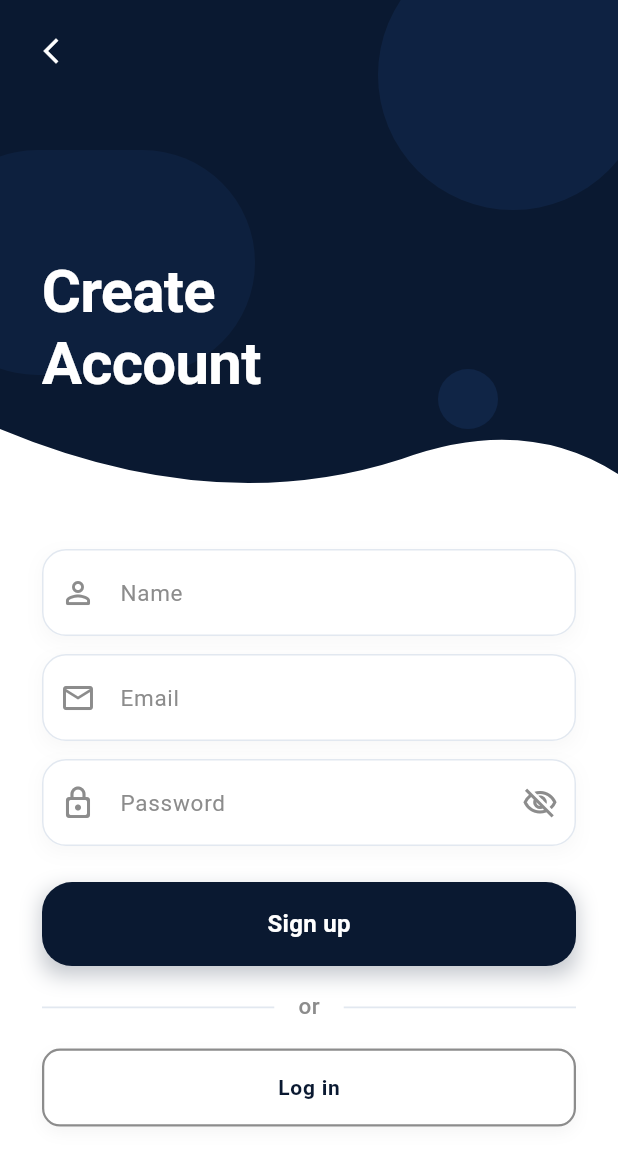
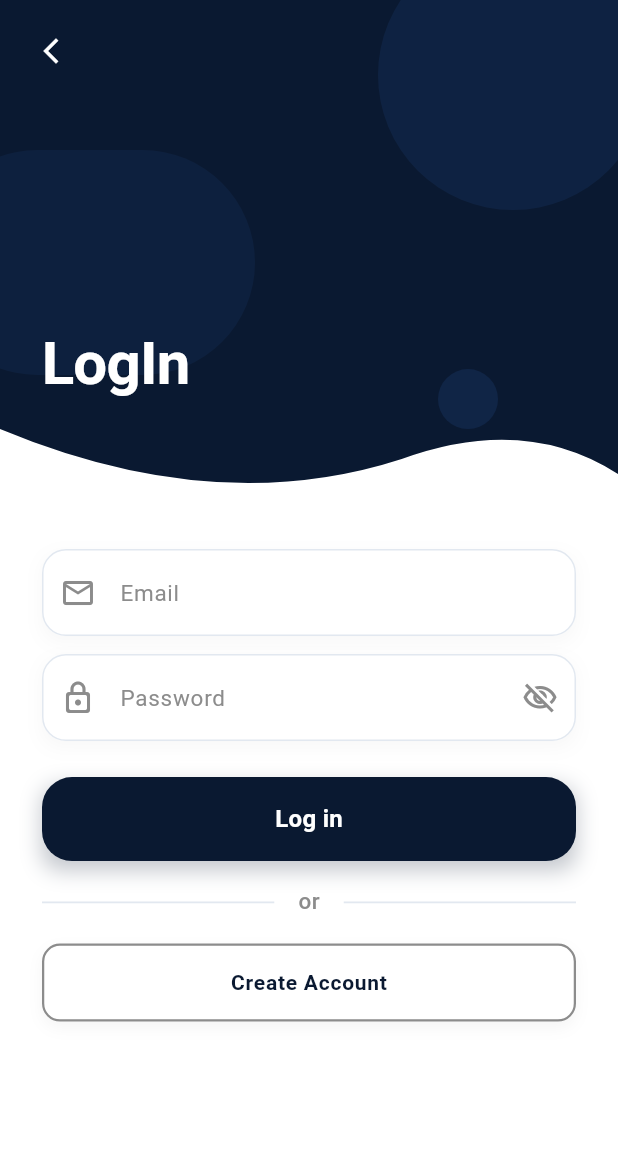
Before and after one commit to Alper-Bilgin/VBT-AuthenticationSystemProject, a Flutter app: the screen it shows after launch, on a phone screen of 412 x 824 dp. Shown: the top 1166 px of the screen. Run offline on Flutter 3.47's test engine with Material 3 defaults, Android fonts, the phone set to English and light mode, and no system bars; our stand-ins replace flutter_riverpod, go_router.

Commit message:
Update Login Screen

```diff
--- a/mobile/lib/features/authentication/presentation/screens/login_screen.dart
+++ b/mobile/lib/features/authentication/presentation/screens/login_screen.dart
@@ -131,12 +131,12 @@ class _LoginScreenState extends State<LoginScreen> {
                       ),
                     ),
                   ),
-                  // Sola Dayalı "Create Account" Başlığı
+                  // Sola Dayalı Başlık
                   Positioned(
                     bottom: 80,
                     left: 28,
                     child: Text(
-                      "Create\nAccount",
+                      "LogIn",
                       style: AppTextStyles.headlineLarge.copyWith(
                         color: AppColors.textOnPrimary,
                         fontWeight: FontWeight.bold,
@@ -166,7 +166,7 @@ class _LoginScreenState extends State<LoginScreen> {
                     const SizedBox(height: 10),
 
                     // 1. NAME FIELD (Gölge ve Derinlik Eklendi)
-                    Container(
+                   /* Container(
                       decoration: BoxDecoration(
                         borderRadius: BorderRadius.circular(12),
                         boxShadow: [
@@ -190,7 +190,7 @@ class _LoginScreenState extends State<LoginScreen> {
                         },
                       ),
                     ),
-                    const SizedBox(height: AppSpacing.md),
+                    const SizedBox(height: AppSpacing.md),*/
 
                     // 2. EMAIL FIELD (Gölge ve Derinlik Eklendi)
                     Container(
@@ -278,7 +278,7 @@ class _LoginScreenState extends State<LoginScreen> {
                         ],
                       ),
                       child: PrimaryButton(
-                        text: "Sign up",
+                        text: "Log in",
                         onPressed: _login,
                         isLoading: _controller.isLoading,
                       ),
@@ -343,7 +343,7 @@ class _LoginScreenState extends State<LoginScreen> {
                           elevation: 0,
                         ),
                         child: Text(
-                          "Log in",
+                          "Create Account",
                           style: AppTextStyles.labelMedium.copyWith(
                             color: AppColors.primary,
                             fontWeight: FontWeight.bold,
```
